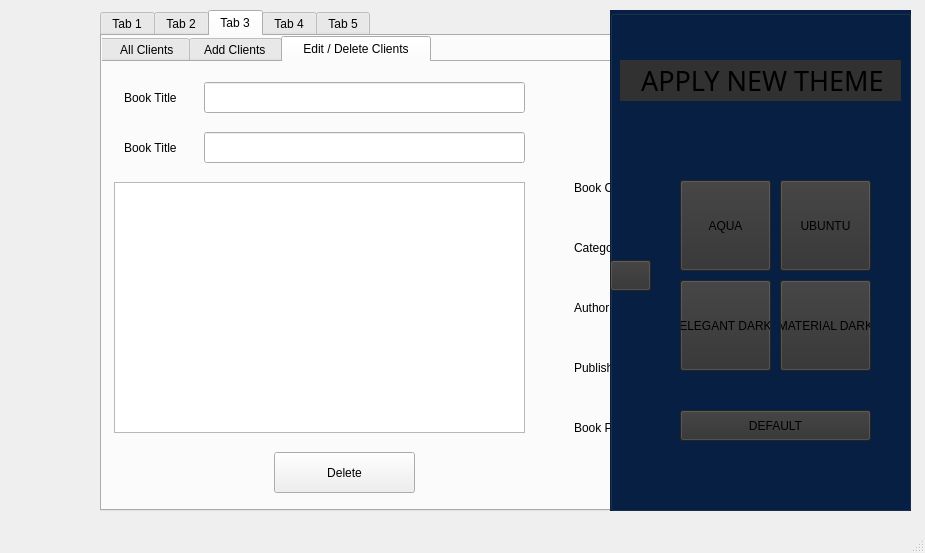
Above: library.ui from gautamsood15/lib_mgmt_system before the change. Below: the same form after it.
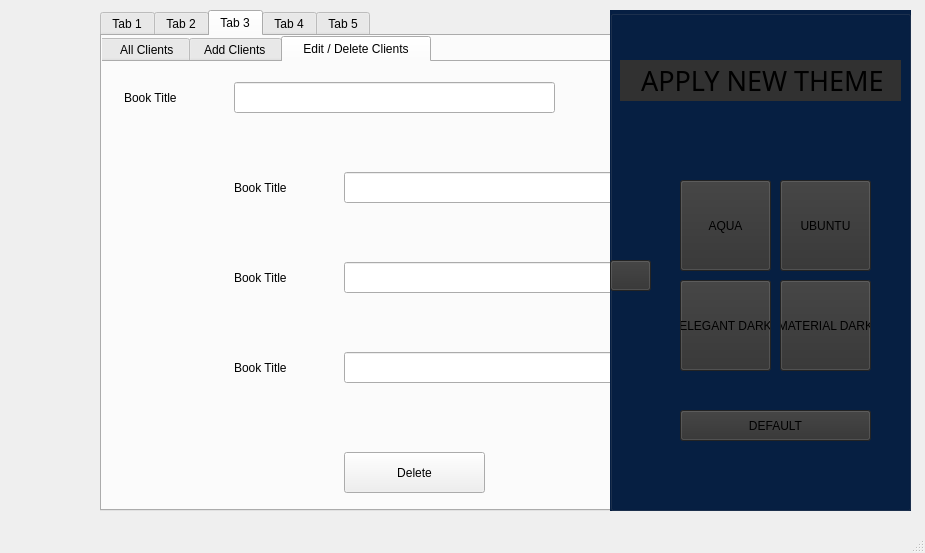
That is the form after the change. The open tabs and pages were chosen to show the change. Icons and pictures are not drawn.

Commit message: Adding UI for clients tab complete + clients icon added + all books ui

```diff
--- a/library.ui
+++ b/library.ui
@@ -17,10 +17,10 @@
    <widget class="QPushButton" name="pushButton">
     <property name="geometry">
      <rect>
-      <x>10</x>
-      <y>40</y>
-      <width>75</width>
-      <height>61</height>
+      <x>20</x>
+      <y>30</y>
+      <width>51</width>
+      <height>51</height>
      </rect>
     </property>
     <property name="text">
@@ -32,37 +32,8 @@
     </property>
     <property name="iconSize">
      <size>
-      <width>60</width>
-      <height>60</height>
-     </size>
-    </property>
-    <property name="autoDefault">
-     <bool>false</bool>
-    </property>
-    <property name="flat">
-     <bool>true</bool>
-    </property>
-   </widget>
-   <widget class="QPushButton" name="pushButton_2">
-    <property name="geometry">
-     <rect>
-      <x>10</x>
-      <y>140</y>
-      <width>75</width>
-      <height>61</height>
-     </rect>
-    </property>
-    <property name="text">
-     <string/>
-    </property>
-    <property name="icon">
-     <iconset resource="icons.qrc">
-      <normaloff>:/icons/books.png</normaloff>:/icons/books.png</iconset>
-    </property>
-    <property name="iconSize">
-     <size>
-      <width>60</width>
-      <height>60</height>
+      <width>50</width>
+      <height>50</height>
      </size>
     </property>
     <property name="autoDefault">
@@ -75,10 +46,10 @@
    <widget class="QPushButton" name="pushButton_3">
     <property name="geometry">
      <rect>
-      <x>10</x>
-      <y>240</y>
-      <width>75</width>
-      <height>61</height>
+      <x>20</x>
+      <y>270</y>
+      <width>51</width>
+      <height>51</height>
      </rect>
     </property>
     <property name="text">
@@ -90,8 +61,8 @@
     </property>
     <property name="iconSize">
      <size>
-      <width>60</width>
-      <height>60</height>
+      <width>50</width>
+      <height>50</height>
      </size>
     </property>
     <property name="autoDefault">
@@ -104,10 +75,10 @@
    <widget class="QPushButton" name="pushButton_4">
     <property name="geometry">
      <rect>
-      <x>10</x>
-      <y>340</y>
-      <width>75</width>
-      <height>61</height>
+      <x>20</x>
+      <y>350</y>
+      <width>51</width>
+      <height>51</height>
      </rect>
     </property>
     <property name="text">
@@ -119,8 +90,8 @@
     </property>
     <property name="iconSize">
      <size>
-      <width>60</width>
-      <height>60</height>
+      <width>50</width>
+      <height>50</height>
      </size>
     </property>
     <property name="autoDefault">
@@ -133,10 +104,10 @@
    <widget class="QPushButton" name="pushButton_5">
     <property name="geometry">
      <rect>
-      <x>10</x>
-      <y>440</y>
-      <width>75</width>
-      <height>61</height>
+      <x>20</x>
+      <y>430</y>
+      <width>51</width>
+      <height>51</height>
      </rect>
     </property>
     <property name="text">
@@ -148,8 +119,8 @@
     </property>
     <property name="iconSize">
      <size>
-      <width>60</width>
-      <height>60</height>
+      <width>50</width>
+      <height>50</height>
      </size>
     </property>
     <property name="autoDefault">
@@ -1044,69 +1015,6 @@
        <attribute name="title">
         <string>   Edit / Delete Clients   </string>
        </attribute>
-       <widget class="QLineEdit" name="lineEdit_25">
-        <property name="geometry">
-         <rect>
-          <x>560</x>
-          <y>110</y>
-          <width>241</width>
-          <height>31</height>
-         </rect>
-        </property>
-       </widget>
-       <widget class="QLabel" name="label_37">
-        <property name="geometry">
-         <rect>
-          <x>480</x>
-          <y>170</y>
-          <width>71</width>
-          <height>31</height>
-         </rect>
-        </property>
-        <property name="text">
-         <string>Category</string>
-        </property>
-       </widget>
-       <widget class="QComboBox" name="comboBox_12">
-        <property name="geometry">
-         <rect>
-          <x>560</x>
-          <y>170</y>
-          <width>241</width>
-          <height>31</height>
-         </rect>
-        </property>
-        <property name="font">
-         <font>
-          <pointsize>10</pointsize>
-         </font>
-        </property>
-       </widget>
-       <widget class="QLineEdit" name="lineEdit_26">
-        <property name="geometry">
-         <rect>
-          <x>560</x>
-          <y>350</y>
-          <width>241</width>
-          <height>31</height>
-         </rect>
-        </property>
-       </widget>
-       <widget class="QComboBox" name="comboBox_13">
-        <property name="geometry">
-         <rect>
-          <x>560</x>
-          <y>230</y>
-          <width>241</width>
-          <height>31</height>
-         </rect>
-        </property>
-        <property name="font">
-         <font>
-          <pointsize>10</pointsize>
-         </font>
-        </property>
-       </widget>
        <widget class="QLabel" name="label_38">
         <property name="geometry">
          <rect>
@@ -1120,77 +1028,10 @@
          <string>Book Title</string>
         </property>
        </widget>
-       <widget class="QLabel" name="label_39">
-        <property name="geometry">
-         <rect>
-          <x>480</x>
-          <y>230</y>
-          <width>71</width>
-          <height>31</height>
-         </rect>
-        </property>
-        <property name="text">
-         <string>Author</string>
-        </property>
-       </widget>
-       <widget class="QComboBox" name="comboBox_14">
-        <property name="geometry">
-         <rect>
-          <x>560</x>
-          <y>290</y>
-          <width>241</width>
-          <height>31</height>
-         </rect>
-        </property>
-        <property name="font">
-         <font>
-          <pointsize>10</pointsize>
-         </font>
-        </property>
-       </widget>
-       <widget class="QLabel" name="label_40">
-        <property name="geometry">
-         <rect>
-          <x>480</x>
-          <y>290</y>
-          <width>71</width>
-          <height>31</height>
-         </rect>
-        </property>
-        <property name="text">
-         <string>Publisher</string>
-        </property>
-       </widget>
-       <widget class="QLabel" name="label_41">
-        <property name="geometry">
-         <rect>
-          <x>480</x>
-          <y>350</y>
-          <width>71</width>
-          <height>31</height>
-         </rect>
-        </property>
-        <property name="text">
-         <string>Book Price </string>
-        </property>
-       </widget>
-       <widget class="QLabel" name="label_42">
-        <property name="geometry">
-         <rect>
-          <x>480</x>
-          <y>110</y>
-          <width>71</width>
-          <height>31</height>
-         </rect>
-        </property>
-        <property name="text">
-         <string>Book Code</string>
-        </property>
-       </widget>
        <widget class="QLineEdit" name="lineEdit_27">
         <property name="geometry">
          <rect>
-          <x>110</x>
+          <x>140</x>
           <y>20</y>
           <width>321</width>
           <height>31</height>
@@ -1200,14 +1041,14 @@
        <widget class="QPushButton" name="pushButton_19">
         <property name="geometry">
          <rect>
-          <x>560</x>
+          <x>590</x>
           <y>390</y>
           <width>141</width>
           <height>41</height>
          </rect>
         </property>
         <property name="text">
-         <string>Save</string>
+         <string>Update Client Data</string>
         </property>
        </widget>
        <widget class="QPushButton" name="pushButton_20">
@@ -1215,8 +1056,8 @@
          <rect>
           <x>560</x>
           <y>20</y>
-          <width>231</width>
-          <height>41</height>
+          <width>171</width>
+          <height>31</height>
          </rect>
         </property>
         <property name="text">
@@ -1226,7 +1067,7 @@
        <widget class="QPushButton" name="pushButton_21">
         <property name="geometry">
          <rect>
-          <x>180</x>
+          <x>250</x>
           <y>390</y>
           <width>141</width>
           <height>41</height>
@@ -1239,18 +1080,18 @@
        <widget class="QLineEdit" name="lineEdit_28">
         <property name="geometry">
          <rect>
-          <x>110</x>
-          <y>70</y>
+          <x>250</x>
+          <y>110</y>
           <width>321</width>
           <height>31</height>
          </rect>
         </property>
        </widget>
-       <widget class="QLabel" name="label_43">
+       <widget class="QLabel" name="label_39">
         <property name="geometry">
          <rect>
-          <x>30</x>
-          <y>70</y>
+          <x>140</x>
+          <y>110</y>
           <width>101</width>
           <height>31</height>
          </rect>
@@ -1259,16 +1100,52 @@
          <string>Book Title</string>
         </property>
        </widget>
-       <widget class="QTextEdit" name="textEdit_4">
+       <widget class="QLineEdit" name="lineEdit_29">
         <property name="geometry">
          <rect>
-          <x>20</x>
-          <y>120</y>
-          <width>411</width>
-          <height>251</height>
+          <x>250</x>
+          <y>200</y>
+          <width>321</width>
+          <height>31</height>
          </rect>
         </property>
        </widget>
+       <widget class="QLabel" name="label_40">
+        <property name="geometry">
+         <rect>
+          <x>140</x>
+          <y>200</y>
+          <width>101</width>
+          <height>31</height>
+         </rect>
+        </property>
+        <property name="text">
+         <string>Book Title</string>
+        </property>
+       </widget>
+       <widget class="QLineEdit" name="lineEdit_30">
+        <property name="geometry">
+         <rect>
+          <x>250</x>
+          <y>290</y>
+          <width>321</width>
+          <height>31</height>
+         </rect>
+        </property>
+       </widget>
+       <widget class="QLabel" name="label_41">
+        <property name="geometry">
+         <rect>
+          <x>140</x>
+          <y>290</y>
+          <width>101</width>
+          <height>31</height>
+         </rect>
+        </property>
+        <property name="text">
+         <string>Book Title</string>
+        </property>
+       </widget>
       </widget>
      </widget>
     </widget>
@@ -1987,6 +1864,64 @@
      </property>
     </widget>
    </widget>
+   <widget class="QPushButton" name="pushButton_27">
+    <property name="geometry">
+     <rect>
+      <x>20</x>
+      <y>190</y>
+      <width>51</width>
+      <height>51</height>
+     </rect>
+    </property>
+    <property name="text">
+     <string/>
+    </property>
+    <property name="icon">
+     <iconset resource="icons.qrc">
+      <normaloff>:/icons/clients.png</normaloff>:/icons/clients.png</iconset>
+    </property>
+    <property name="iconSize">
+     <size>
+      <width>50</width>
+      <height>50</height>
+     </size>
+    </property>
+    <property name="autoDefault">
+     <bool>false</bool>
+    </property>
+    <property name="flat">
+     <bool>true</bool>
+    </property>
+   </widget>
+   <widget class="QPushButton" name="pushButton_2">
+    <property name="geometry">
+     <rect>
+      <x>20</x>
+      <y>110</y>
+      <width>51</width>
+      <height>51</height>
+     </rect>
+    </property>
+    <property name="text">
+     <string/>
+    </property>
+    <property name="icon">
+     <iconset resource="icons.qrc">
+      <normaloff>:/icons/books.png</normaloff>:/icons/books.png</iconset>
+    </property>
+    <property name="iconSize">
+     <size>
+      <width>50</width>
+      <height>50</height>
+     </size>
+    </property>
+    <property name="autoDefault">
+     <bool>false</bool>
+    </property>
+    <property name="flat">
+     <bool>true</bool>
+    </property>
+   </widget>
   </widget>
   <widget class="QMenuBar" name="menubar">
    <property name="geometry">
```
Left out of the diff: 264 changed lines with no effect on the pictures. The commit also changes 2 other files.
